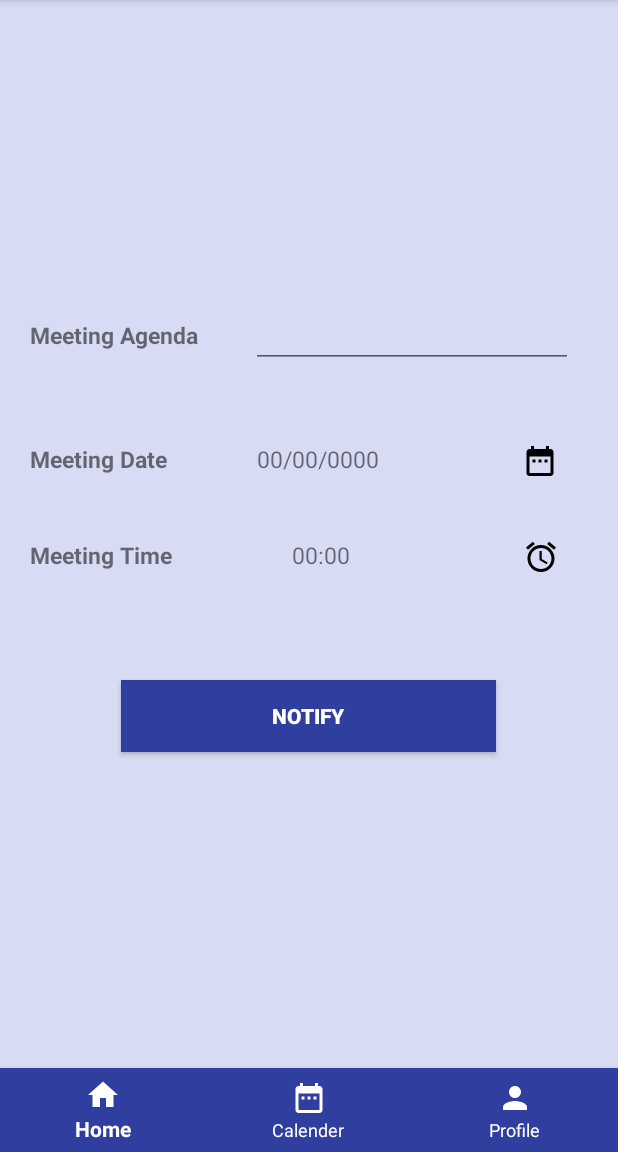
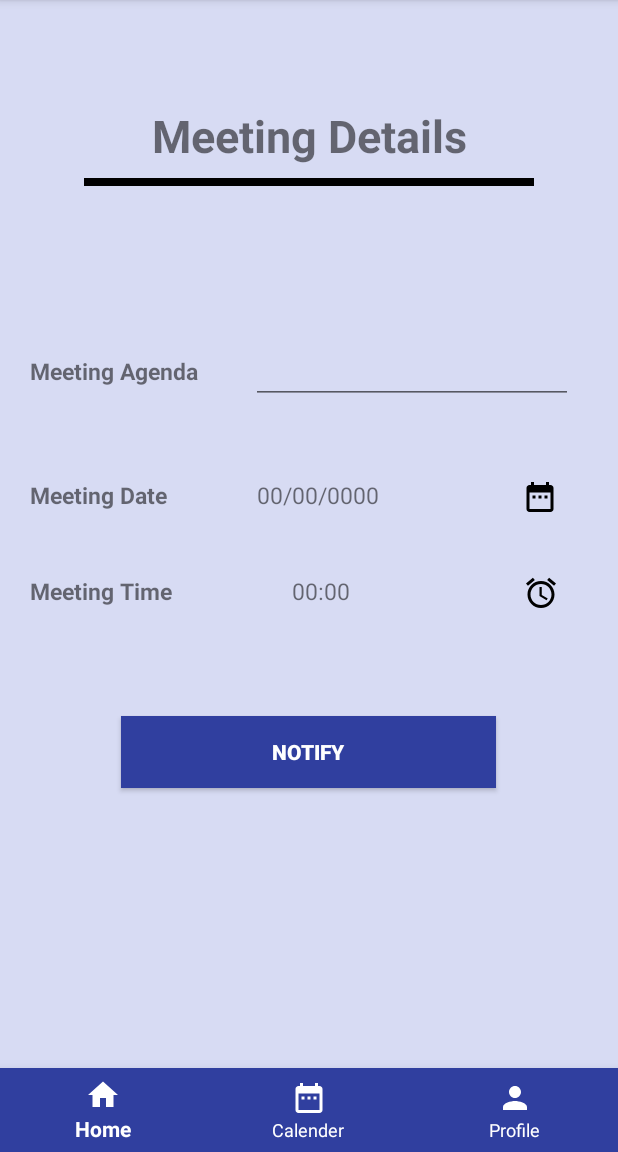
Before and after one commit to GurudasLohar/CoachingInstitutionManagementAndroidApp, an Android app: the fragment NotificationFragment placed in its activity, on a phone screen of 412 x 824 dp, the part 84-1236 px from its top. Run offline under Robolectric (Android 15) with nearby library versions, the light colour scheme and no system bars; our stand-ins replace Firebase (no records; nobody signed in at launch, a user with empty details on screens opened directly).

Commit message:
first Commit

```diff
--- a/app/src/main/res/layout/fragment_about_us.xml
+++ b/app/src/main/res/layout/fragment_about_us.xml
@@ -84,7 +84,7 @@
         <TextView
             android:layout_marginTop="10dp"
             android:textSize="14dp"
-            android:text="The app used by student to keep track of their own attendance.Student can also:1)Refer institution the to friend 2)Access batch timetable. "
+            android:text="The app used by student to keep track of their own attendance.Student can also:1)Refer the institution to friend 2)Access batch timetable. "
             android:layout_width="match_parent"
             android:layout_height="wrap_content" />
 
--- a/app/src/main/res/layout/fragment_notification.xml
+++ b/app/src/main/res/layout/fragment_notification.xml
@@ -11,11 +11,28 @@
         android:orientation="vertical"
         android:background="#D7DBF3">
 
+        <TextView
+            android:layout_marginTop="70dp"
+            android:text="Meeting Details"
+            android:textSize="30dp"
+            android:textStyle="bold"
+            android:gravity="center"
+            android:layout_width="match_parent"
+            android:layout_height="wrap_content" />
+
+        <View
+            android:layout_marginTop="8dp"
+            android:layout_gravity="center"
+            android:background="#000"
+            android:layout_width="300dp"
+            android:layout_height="5dp"/>
+
+
         <LinearLayout
             android:layout_width="match_parent"
             android:layout_height="wrap_content"
             android:paddingLeft="20dp"
-            android:layout_marginTop="200dp">
+            android:layout_marginTop="100dp">
             <TextView
                 android:textSize="15dp"
                 android:text="Meeting Agenda"
```
